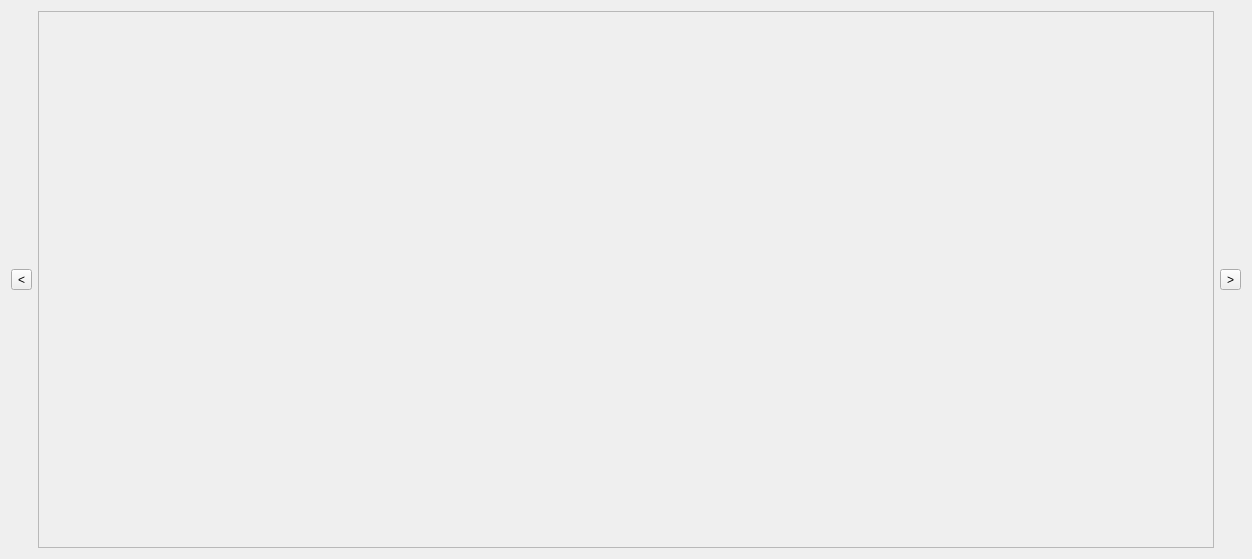
Before: the Qt Designer form ui/launcher/Launcher.ui in OpenFairWind/FairWindSK, drawn with Qt 5.
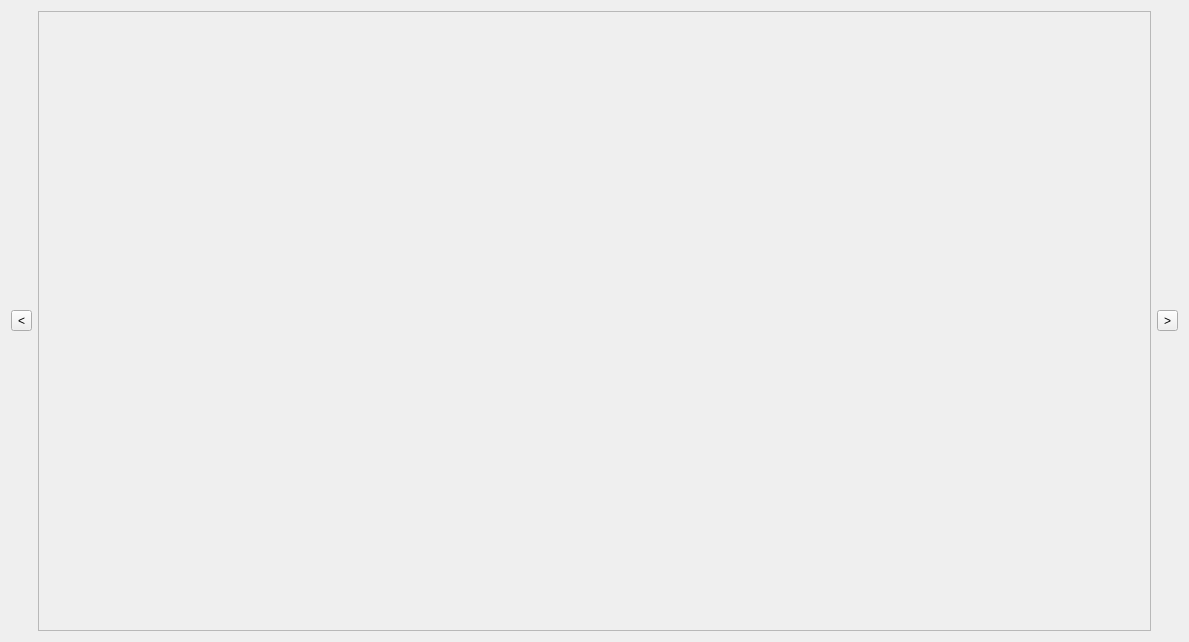
After: the same form once the commit is applied. Icons and pictures are not drawn.

```diff
--- a/ui/launcher/Launcher.ui
+++ b/ui/launcher/Launcher.ui
@@ -6,8 +6,8 @@
    <rect>
     <x>0</x>
     <y>0</y>
-    <width>1252</width>
-    <height>559</height>
+    <width>1189</width>
+    <height>642</height>
    </rect>
   </property>
   <property name="sizePolicy">
@@ -47,6 +47,12 @@
      </item>
      <item>
       <widget class="QScrollArea" name="scrollArea">
+       <property name="sizePolicy">
+        <sizepolicy hsizetype="Expanding" vsizetype="Expanding">
+         <horstretch>0</horstretch>
+         <verstretch>0</verstretch>
+        </sizepolicy>
+       </property>
        <property name="styleSheet">
         <string notr="true"/>
        </property>
@@ -64,8 +70,8 @@
          <rect>
           <x>0</x>
           <y>0</y>
-          <width>1158</width>
-          <height>531</height>
+          <width>1057</width>
+          <height>614</height>
          </rect>
         </property>
        </widget>
```
